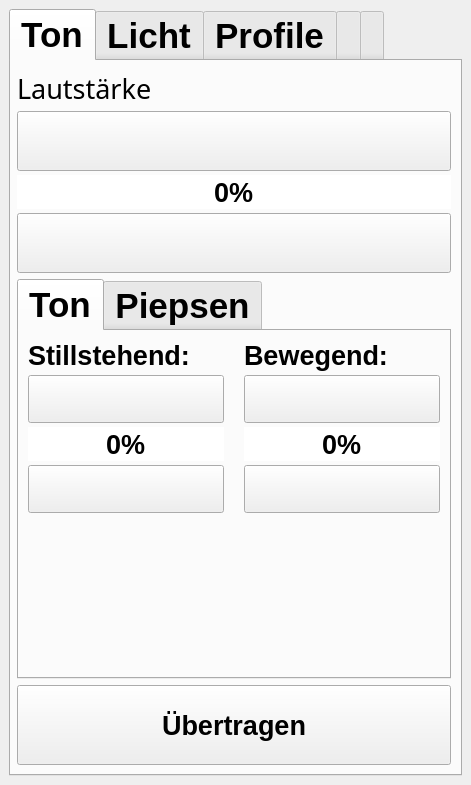
Above: klingelballui.ui from Sammasas/Klingelball-App before the change. Below: the same form after it.
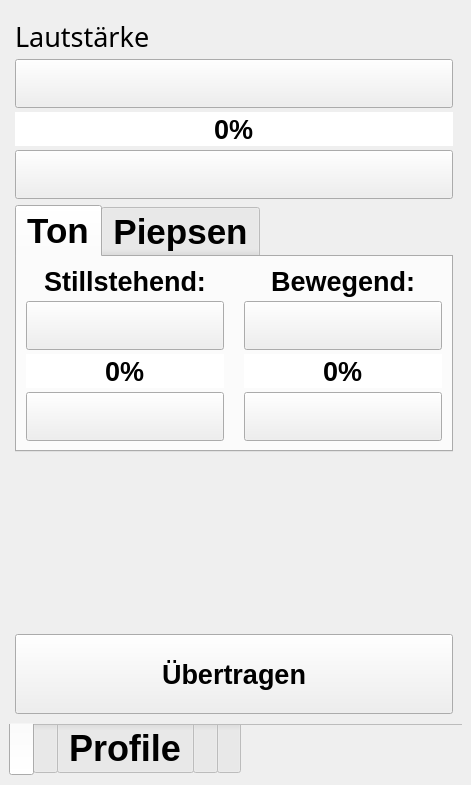
That is the form after the change. The open tabs and pages were chosen to show the change. Icons and pictures are not drawn.

Patch:
```diff
--- a/klingelballui.ui
+++ b/klingelballui.ui
@@ -26,7 +26,7 @@
       <property name="font">
        <font>
         <family>Segoe UI</family>
-        <pointsize>26</pointsize>
+        <pointsize>27</pointsize>
         <bold>true</bold>
        </font>
       </property>
@@ -37,7 +37,7 @@
        <string/>
       </property>
       <property name="tabPosition">
-       <enum>QTabWidget::North</enum>
+       <enum>QTabWidget::South</enum>
       </property>
       <property name="tabShape">
        <enum>QTabWidget::Rounded</enum>
@@ -45,14 +45,32 @@
       <property name="currentIndex">
        <number>3</number>
       </property>
+      <property name="iconSize">
+       <size>
+        <width>30</width>
+        <height>30</height>
+       </size>
+      </property>
+      <property name="elideMode">
+       <enum>Qt::ElideNone</enum>
+      </property>
+      <property name="documentMode">
+       <bool>true</bool>
+      </property>
       <property name="tabBarAutoHide">
        <bool>false</bool>
       </property>
       <widget class="QWidget" name="Sound_Tab">
+       <attribute name="icon">
+        <iconset resource="UI-Resources.qrc">
+         <normaloff>:/Icons/lautstarke_dark.png</normaloff>
+         <activeon>:/Icons/lautstarke_red.png</activeon>
+         <selectedon>:/Icons/lautstarke_red.png</selectedon>:/Icons/lautstarke_dark.png</iconset>
+       </attribute>
        <attribute name="title">
-        <string>Ton</string>
+        <string/>
        </attribute>
-       <layout class="QVBoxLayout" name="verticalLayout_3" stretch="0,0,0">
+       <layout class="QVBoxLayout" name="verticalLayout_3" stretch="0,0,0,0">
         <property name="sizeConstraint">
          <enum>QLayout::SetNoConstraint</enum>
         </property>
@@ -93,7 +111,7 @@
           <item>
            <widget class="QPushButton" name="Lautstaerke_erhoehen">
             <property name="sizePolicy">
-             <sizepolicy hsizetype="Preferred" vsizetype="Preferred">
+             <sizepolicy hsizetype="Preferred" vsizetype="MinimumExpanding">
               <horstretch>0</horstretch>
               <verstretch>0</verstretch>
              </sizepolicy>
@@ -101,7 +119,7 @@
             <property name="minimumSize">
              <size>
               <width>0</width>
-              <height>0</height>
+              <height>40</height>
              </size>
             </property>
             <property name="maximumSize">
@@ -189,7 +207,7 @@
           <item>
            <widget class="QPushButton" name="Lautstaerke_verringern">
             <property name="sizePolicy">
-             <sizepolicy hsizetype="Minimum" vsizetype="Preferred">
+             <sizepolicy hsizetype="Preferred" vsizetype="MinimumExpanding">
               <horstretch>0</horstretch>
               <verstretch>0</verstretch>
              </sizepolicy>
@@ -197,7 +215,7 @@
             <property name="minimumSize">
              <size>
               <width>0</width>
-              <height>0</height>
+              <height>40</height>
              </size>
             </property>
             <property name="maximumSize">
@@ -222,6 +240,18 @@
         </item>
         <item>
          <widget class="QTabWidget" name="Sound_tabWidget">
+          <property name="sizePolicy">
+           <sizepolicy hsizetype="Preferred" vsizetype="MinimumExpanding">
+            <horstretch>0</horstretch>
+            <verstretch>0</verstretch>
+           </sizepolicy>
+          </property>
+          <property name="minimumSize">
+           <size>
+            <width>0</width>
+            <height>40</height>
+           </size>
+          </property>
           <property name="font">
            <font>
             <pointsize>26</pointsize>
@@ -262,22 +292,28 @@
                  <string>Stillstehend:</string>
                 </property>
                 <property name="alignment">
-                 <set>Qt::AlignBottom|Qt::AlignLeading|Qt::AlignLeft</set>
+                 <set>Qt::AlignBottom|Qt::AlignHCenter</set>
                 </property>
                </widget>
               </item>
               <item row="1" column="0">
                <widget class="QPushButton" name="Stillstehend_Ton_Freq_erhoehen">
                 <property name="sizePolicy">
-                 <sizepolicy hsizetype="Minimum" vsizetype="Preferred">
+                 <sizepolicy hsizetype="Preferred" vsizetype="MinimumExpanding">
                   <horstretch>0</horstretch>
                   <verstretch>0</verstretch>
                  </sizepolicy>
                 </property>
+                <property name="minimumSize">
+                 <size>
+                  <width>0</width>
+                  <height>40</height>
+                 </size>
+                </property>
                 <property name="maximumSize">
                  <size>
                   <width>16777215</width>
-                  <height>80</height>
+                  <height>60</height>
                  </size>
                 </property>
                 <property name="accessibleName">
@@ -347,15 +383,21 @@
               <item row="3" column="0">
                <widget class="QPushButton" name="Stillstehend_Ton_Freq_Verringern">
                 <property name="sizePolicy">
-                 <sizepolicy hsizetype="Minimum" vsizetype="Preferred">
+                 <sizepolicy hsizetype="Preferred" vsizetype="MinimumExpanding">
                   <horstretch>0</horstretch>
                   <verstretch>0</verstretch>
                  </sizepolicy>
                 </property>
+                <property name="minimumSize">
+                 <size>
+                  <width>0</width>
+                  <height>40</height>
+                 </size>
+                </property>
                 <property name="maximumSize">
                  <size>
                   <width>16777215</width>
-                  <height>80</height>
+                  <height>60</height>
                  </size>
                 </property>
                 <property name="accessibleName">
@@ -373,7 +415,7 @@
               <item row="0" column="1">
                <widget class="QLabel" name="Bewegend_Ton_Freq_Label">
                 <property name="sizePolicy">
-                 <sizepolicy hsizetype="Preferred" vsizetype="Minimum">
+                 <sizepolicy hsizetype="Preferred" vsizetype="Preferred">
                   <horstretch>0</horstretch>
                   <verstretch>0</verstretch>
                  </sizepolicy>
@@ -388,22 +430,28 @@
                  <string>Bewegend:</string>
                 </property>
                 <property name="alignment">
-                 <set>Qt::AlignBottom|Qt::AlignLeading|Qt::AlignLeft</set>
+                 <set>Qt::AlignBottom|Qt::AlignHCenter</set>
                 </property>
                </widget>
               </item>
               <item row="1" column="1">
                <widget class="QPushButton" name="Bewegend_Ton_Freq_erhoehen">
                 <property name="sizePolicy">
-                 <sizepolicy hsizetype="Minimum" vsizetype="Maximum">
+                 <sizepolicy hsizetype="Preferred" vsizetype="MinimumExpanding">
                   <horstretch>0</horstretch>
                   <verstretch>0</verstretch>
                  </sizepolicy>
                 </property>
+                <property name="minimumSize">
+                 <size>
+                  <width>0</width>
+                  <height>40</height>
+                 </size>
+                </property>
                 <property name="maximumSize">
                  <size>
                   <width>16777215</width>
-                  <height>80</height>
+                  <height>60</height>
                  </size>
                 </property>
                 <property name="accessibleName">
@@ -421,7 +469,7 @@
               <item row="2" column="1">
                <widget class="QSpinBox" name="Bewegend_Ton_Freq">
                 <property name="sizePolicy">
-                 <sizepolicy hsizetype="Minimum" vsizetype="Preferred">
+                 <sizepolicy hsizetype="Preferred" vsizetype="Preferred">
                   <horstretch>0</horstretch>
                   <verstretch>0</verstretch>
                  </sizepolicy>
@@ -473,15 +521,21 @@
               <item row="3" column="1">
                <widget class="QPushButton" name="Bewegend_Ton_Freq_verringern">
                 <property name="sizePolicy">
-                 <sizepolicy hsizetype="Minimum" vsizetype="Preferred">
+                 <sizepolicy hsizetype="Preferred" vsizetype="MinimumExpanding">
                   <horstretch>0</horstretch>
                   <verstretch>0</verstretch>
                  </sizepolicy>
                 </property>
+                <property name="minimumSize">
+                 <size>
+                  <width>0</width>
+                  <height>40</height>
+                 </size>
+                </property>
                 <property name="maximumSize">
                  <size>
                   <width>16777215</width>
-                  <height>80</height>
+                  <height>60</height>
                  </size>
                 </property>
                 <property name="accessibleName">
@@ -498,19 +552,6 @@
               </item>
              </layout>
             </item>
-            <item>
-             <spacer name="verticalSpacer_5">
-              <property name="orientation">
-               <enum>Qt::Vertical</enum>
-              </property>
-              <property name="sizeHint" stdset="0">
-               <size>
-                <width>20</width>
-                <height>40</height>
-               </size>
-              </property>
-             </spacer>
-            </item>
            </layout>
           </widget>
           <widget class="QWidget" name="Beep_tab">
@@ -584,15 +625,21 @@
               <item row="1" column="0">
                <widget class="QPushButton" name="Stillstehend_Beep_Freq_erhoehen">
                 <property name="sizePolicy">
-                 <sizepolicy hsizetype="Minimum" vsizetype="Preferred">
+                 <sizepolicy hsizetype="Minimum" vsizetype="MinimumExpanding">
                   <horstretch>0</horstretch>
                   <verstretch>0</verstretch>
                  </sizepolicy>
                 </property>
+                <property name="minimumSize">
+                 <size>
+                  <width>0</width>
+                  <height>40</height>
+                 </size>
+                </property>
                 <property name="maximumSize">
                  <size>
                   <width>16777215</width>
-                  <height>80</height>
+                  <height>60</height>
                  </size>
                 </property>
                 <property name="accessibleName">
@@ -619,14 +666,14 @@
                  <string>Stillstehend:</string>
                 </property>
                 <property name="alignment">
-                 <set>Qt::AlignBottom|Qt::AlignLeading|Qt::AlignLeft</set>
+                 <set>Qt::AlignBottom|Qt::AlignHCenter</set>
                 </property>
                </widget>
               </item>
               <item row="3" column="0">
                <widget class="QPushButton" name="Stillstehend_Beep_Freq_verringern">
                 <property name="sizePolicy">
-                 <sizepolicy hsizetype="Minimum" vsizetype="Preferred">
+                 <sizepolicy hsizetype="Minimum" vsizetype="MinimumExpanding">
                   <horstretch>0</horstretch>
                   <verstretch>0</verstretch>
                  </sizepolicy>
@@ -634,7 +681,7 @@
                 <property name="maximumSize">
                  <size>
                   <width>16777215</width>
-                  <height>80</height>
+                  <height>60</height>
                  </size>
                 </property>
                 <property name="accessibleName">
@@ -661,14 +708,14 @@
                  <string>Bewegend:</string>
                 </property>
                 <property name="alignment">
-                 <set>Qt::AlignBottom|Qt::AlignLeading|Qt::AlignLeft</set>
+                 <set>Qt::AlignBottom|Qt::AlignHCenter</set>
                 </property>
                </widget>
               </item>
               <item row="1" column="1">
                <widget class="QPushButton" name="Bewegend_Beep_Freq_erhoehen">
                 <property name="sizePolicy">
-                 <sizepolicy hsizetype="Minimum" vsizetype="Preferred">
+                 <sizepolicy hsizetype="Minimum" vsizetype="MinimumExpanding">
                   <horstretch>0</horstretch>
                   <verstretch>0</verstretch>
                  </sizepolicy>
@@ -682,7 +729,7 @@
                 <property name="maximumSize">
                  <size>
                   <width>16777215</width>
-                  <height>80</height>
+                  <height>60</height>
                  </size>
                 </property>
                 <property name="accessibleName">
@@ -752,7 +799,7 @@
               <item row="3" column="1">
                <widget class="QPushButton" name="Bewegend_Beep_Freq_verringern">
                 <property name="sizePolicy">
-                 <sizepolicy hsizetype="Minimum" vsizetype="Preferred">
+                 <sizepolicy hsizetype="Minimum" vsizetype="MinimumExpanding">
                   <horstretch>0</horstretch>
                   <verstretch>0</verstretch>
                  </sizepolicy>
@@ -766,7 +813,7 @@
                 <property name="maximumSize">
                  <size>
                   <width>16777215</width>
-                  <height>80</height>
+                  <height>60</height>
                  </size>
                 </property>
                 <property name="accessibleName">
@@ -783,26 +830,23 @@
               </item>
              </layout>
             </item>
-            <item>
-             <spacer name="verticalSpacer_7">
-              <property name="orientation">
-               <enum>Qt::Vertical</enum>
-              </property>
-              <property name="sizeType">
-               <enum>QSizePolicy::Preferred</enum>
-              </property>
-              <property name="sizeHint" stdset="0">
-               <size>
-                <width>20</width>
-                <height>20</height>
-               </size>
-              </property>
-             </spacer>
-            </item>
            </layout>
           </widget>
          </widget>
         </item>
+        <item>
+         <spacer name="verticalSpacer_5">
+          <property name="orientation">
+           <enum>Qt::Vertical</enum>
+          </property>
+          <property name="sizeHint" stdset="0">
+           <size>
+            <width>20</width>
+            <height>40</height>
+           </size>
+          </property>
+         </spacer>
+        </item>
         <item>
          <widget class="QPushButton" name="uebertragen_button">
           <property name="sizePolicy">
@@ -831,8 +875,13 @@
        </layout>
       </widget>
       <widget class="QWidget" name="Light_Tab">
+       <attribute name="icon">
+        <iconset resource="UI-Resources.qrc">
+         <normaloff>:/Icons/light_icon_light.png</normaloff>
+         <activeon>:/Icons/light-icon_red.png</activeon>:/Icons/light_icon_light.png</iconset>
+       </attribute>
        <attribute name="title">
-        <string>Licht</string>
+        <string/>
        </attribute>
        <layout class="QVBoxLayout" name="verticalLayout_9">
         <item>
@@ -869,11 +918,23 @@
           <item>
            <widget class="QPushButton" name="Heilligkeit_erhoehen">
             <property name="sizePolicy">
-             <sizepolicy hsizetype="Minimum" vsizetype="Preferred">
+             <sizepolicy hsizetype="Minimum" vsizetype="MinimumExpanding">
               <horstretch>0</horstretch>
               <verstretch>0</verstretch>
              </sizepolicy>
             </property>
+            <property name="minimumSize">
+             <size>
+              <width>0</width>
+              <height>40</height>
+             </size>
+            </property>
+            <property name="maximumSize">
+             <size>
+              <width>16777215</width>
+              <height>60</height>
+             </size>
+            </property>
             <property name="accessibleName">
              <string>Lautstärke erhöhen</string>
             </property>
@@ -898,7 +959,7 @@
           <item>
            <widget class="QSpinBox" name="Heilligkeit">
             <property name="sizePolicy">
-             <sizepolicy hsizetype="Minimum" vsizetype="Preferred">
+             <sizepolicy hsizetype="Minimum" vsizetype="Maximum">
               <horstretch>0</horstretch>
               <verstretch>0</verstretch>
              </sizepolicy>
@@ -947,11 +1008,23 @@
           <item>
            <widget class="QPushButton" name="Heilligkeit_verringern">
             <property name="sizePolicy">
-             <sizepolicy hsizetype="Minimum" vsizetype="Preferred">
+             <sizepolicy hsizetype="Minimum" vsizetype="MinimumExpanding">
               <horstretch>0</horstretch>
               <verstretch>0</verstretch>
              </sizepolicy>
             </property>
+            <property name="minimumSize">
+             <size>
+              <width>0</width>
+              <height>40</height>
+             </size>
+            </property>
+            <property name="maximumSize">
+             <size>
+              <width>16777215</width>
+              <height>60</height>
+             </size>
+            </property>
             <property name="accessibleName">
              <string>Lautstärke verringern</string>
             </property>
@@ -1470,8 +1543,8 @@
                 <rect>
                  <x>0</x>
                  <y>0</y>
-                 <width>420</width>
-                 <height>592</height>
+                 <width>424</width>
+                 <height>594</height>
                 </rect>
                </property>
                <layout class="QGridLayout" name="gridLayout_2">
@@ -1665,7 +1738,8 @@
        </property>
        <attribute name="icon">
         <iconset resource="UI-Resources.qrc">
-         <normaloff>:/Icons/settings_icon_176440.png</normaloff>:/Icons/settings_icon_176440.png</iconset>
+         <normaloff>:/Icons/Ball_icon.png</normaloff>
+         <activeon>:/Icons/ball_icon_red.png</activeon>:/Icons/Ball_icon.png</iconset>
        </attribute>
        <attribute name="title">
         <string/>
@@ -1673,6 +1747,12 @@
        <layout class="QVBoxLayout" name="verticalLayout_6">
         <item>
          <widget class="QListWidget" name="UIDeviceList">
+          <property name="sizePolicy">
+           <sizepolicy hsizetype="Expanding" vsizetype="Fixed">
+            <horstretch>0</horstretch>
+            <verstretch>0</verstretch>
+           </sizepolicy>
+          </property>
           <property name="accessibleName">
            <string/>
           </property>
@@ -1827,7 +1907,8 @@
       <widget class="QWidget" name="Settings_Tab">
        <attribute name="icon">
         <iconset resource="UI-Resources.qrc">
-         <normaloff>:/Icons/Ball_icon.png</normaloff>:/Icons/Ball_icon.png</iconset>
+         <normaloff>:/Icons/settings_icon_176440.png</normaloff>
+         <activeon>:/Icons/settings_icon_red.png</activeon>:/Icons/settings_icon_176440.png</iconset>
        </attribute>
        <attribute name="title">
         <string/>
```
